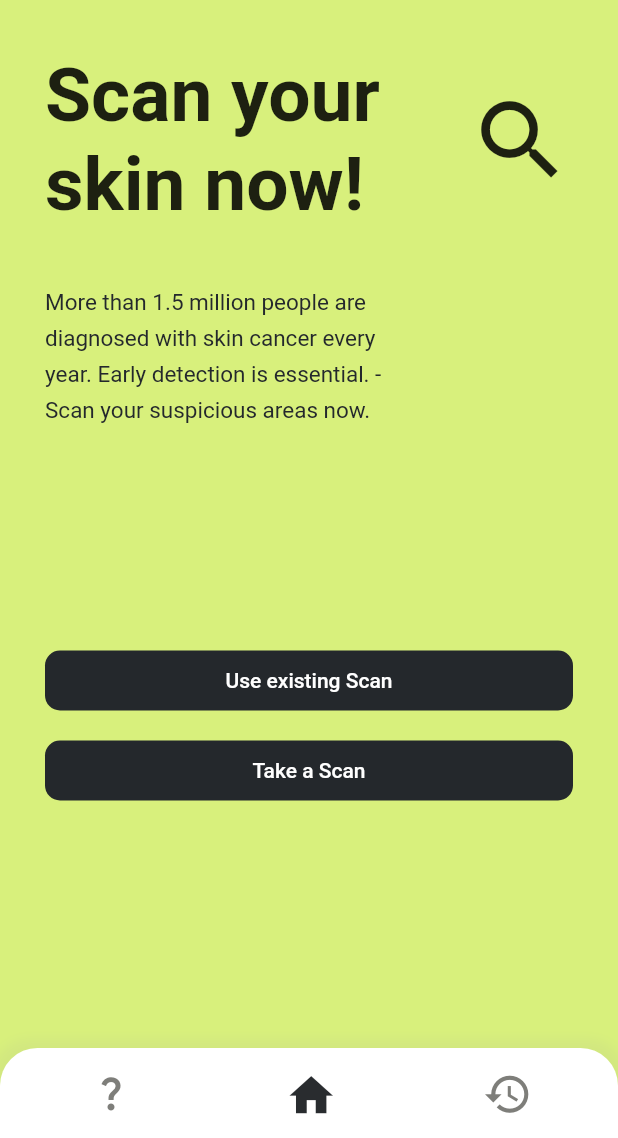
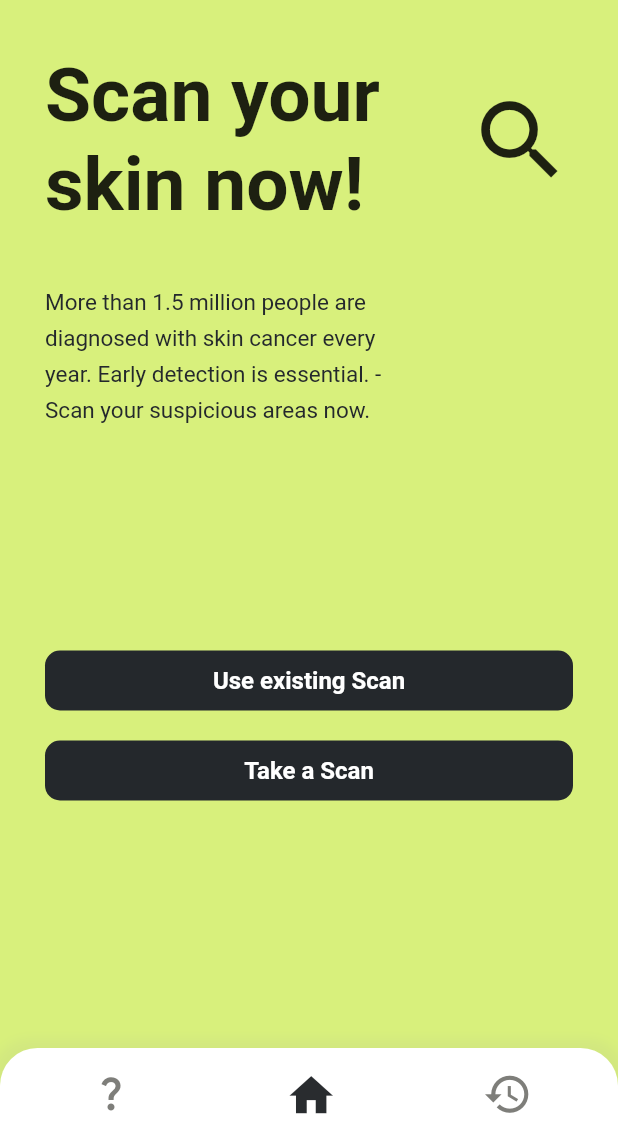
Before and after one commit to MZimmermann-coder/SkinDetect_v2, a Flutter app: the screen it shows after launch, on a phone screen of 412 x 824 dp, the part 98-1236 px from its top. Run offline on Flutter 3.47's test engine with Material 2 defaults, Android fonts, the phone set to English and light mode, and no system bars; our stand-ins replace dotted_border, flutter_bloc, go_router, google_fonts, hive, hive_flutter and 1 more; missing offline and left inert: tflite; accounts and stored records are empty.

Commit message:
MZI style scanning buttons

```diff
--- a/lib/components/button.dart
+++ b/lib/components/button.dart
@@ -40,8 +40,8 @@ class ButtonState extends State<Button> {
             textAlign: TextAlign.center,
             style: TextStyle(
                 color: Colors.white,
-                fontWeight: FontWeight.w500,
-                fontSize: 14)),
+                fontWeight: FontWeight.w700,
+                fontSize: 16)),
       ),
     );
   }
```
